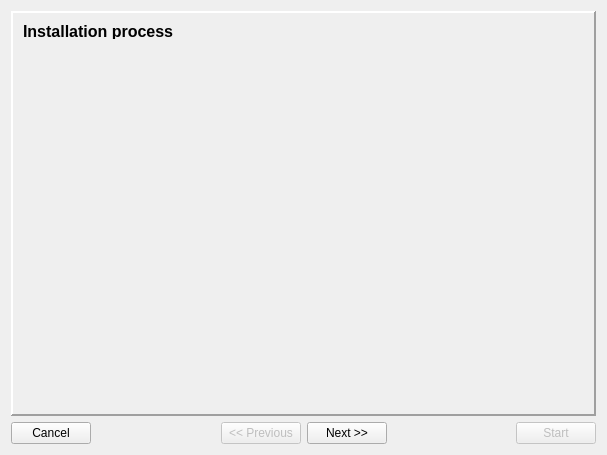
First picture: the form in install/dlgMain.ui, repository tbikfalvi/Belenus, before the edit.
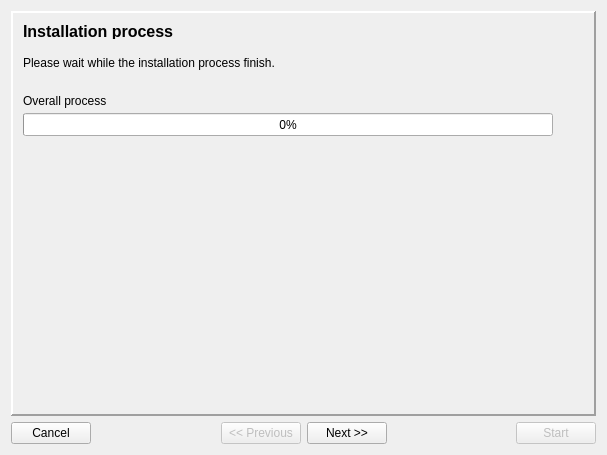
Second picture: the form after the edit. The open tabs and pages were chosen to show the change. Icons and pictures are not drawn.

```diff
--- a/install/dlgMain.ui
+++ b/install/dlgMain.ui
@@ -1450,6 +1450,48 @@
         <string>Installation process</string>
        </property>
       </widget>
+      <widget class="QLabel" name="lblText8_1">
+       <property name="geometry">
+        <rect>
+         <x>10</x>
+         <y>40</y>
+         <width>491</width>
+         <height>20</height>
+        </rect>
+       </property>
+       <property name="text">
+        <string>Please wait while the installation process finish.</string>
+       </property>
+      </widget>
+      <widget class="QLabel" name="lblText8_2">
+       <property name="geometry">
+        <rect>
+         <x>10</x>
+         <y>80</y>
+         <width>491</width>
+         <height>16</height>
+        </rect>
+       </property>
+       <property name="text">
+        <string>Overall process</string>
+       </property>
+      </widget>
+      <widget class="QProgressBar" name="prbDBInstallClient">
+       <property name="geometry">
+        <rect>
+         <x>10</x>
+         <y>100</y>
+         <width>530</width>
+         <height>23</height>
+        </rect>
+       </property>
+       <property name="maximum">
+        <number>100</number>
+       </property>
+       <property name="value">
+        <number>0</number>
+       </property>
+      </widget>
      </widget>
      <widget class="QWidget" name="pageFinish">
       <widget class="QLabel" name="Logo_2">
```
Left out of the diff: 2 changed lines with no effect on the pictures.
